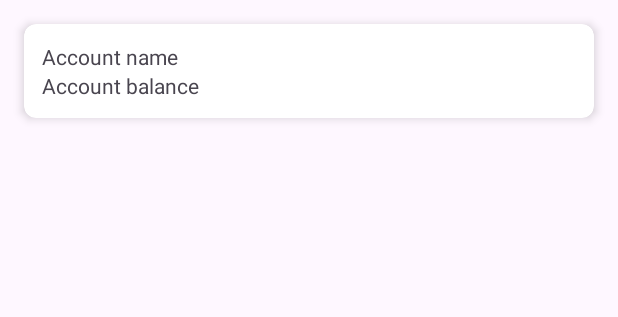
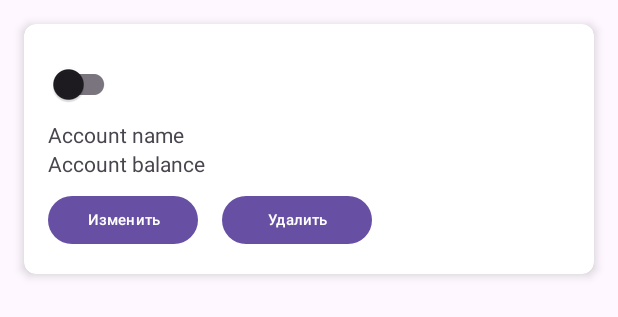
Before and after one commit to aijamalorozbekova/MyBankApp, an Android app: the layout item_account.xml on its own in the app's theme, with its tools: preview values and no code run, on a phone screen of 412 x 824 dp. Shown: the top 317 px of the screen. Run offline under Robolectric (Android 15) with nearby library versions, the phone set to English and light mode, and no system bars.

```diff
--- a/app/src/main/java/com/example/mybankapp/data/model/Account.kt
+++ b/app/src/main/java/com/example/mybankapp/data/model/Account.kt
@@ -1,7 +1,7 @@
 package com.example.mybankapp.data.model
 
 data class Account (
-    val id: String? = null,
+    val accountId: String? = null,
     val name: String,
     val balance: Int,
     val currency: String,
--- /dev/null
+++ b/app/src/main/java/com/example/mybankapp/data/model/AccountStatusPatch.kt
@@ -0,0 +1,5 @@
+package com.example.mybankapp.data.model
+
+class AccountStatusPatch (
+    val isActive: Boolean
+)
--- a/app/src/main/java/com/example/mybankapp/data/model/AccountErrorType.kt
+++ b/app/src/main/java/com/example/mybankapp/data/model/messages/AccountErrorType.kt
@@ -1,4 +1,4 @@
-package com.example.mybankapp.data.model
+package com.example.mybankapp.data.model.messages
 
 enum class AccountErrorType(val message: String) {
     ACCOUNT_FETCH_ERROR("Ошибка загрузки счетов"),
--- a/app/src/main/java/com/example/mybankapp/presenter/AccountContract.kt
+++ b/app/src/main/java/com/example/mybankapp/presenter/AccountContract.kt
@@ -1,14 +1,19 @@
 package com.example.mybankapp.presenter
 
+import android.service.credentials.Action
 import com.example.mybankapp.data.model.Account
 
 interface AccountContract {
     interface View{
         fun showAccounts(accounts: List<Account>)
         fun showError(message: String)
+        fun showSuccess(message: String)
     }
     interface Presenter{
         fun loadAccounts()
         fun addAccount(account: Account)
+        fun updateAccount(account: Account)
+        fun patchAccountStatus(id: String, isActive: Boolean)
+        fun deleteAccount(id: String)
     }
 }
--- a/app/src/main/res/layout/item_account.xml
+++ b/app/src/main/res/layout/item_account.xml
@@ -9,10 +9,15 @@
     android:layout_margin="16dp">
 
     <LinearLayout
-        android:padding="12dp"
+        android:padding="16dp"
         android:layout_width="match_parent"
         android:layout_height="wrap_content"
         android:orientation="vertical">
+
+        <androidx.appcompat.widget.SwitchCompat
+            android:id="@+id/switch_active"
+            android:layout_width="wrap_content"
+            android:layout_height="wrap_content"/>
 
         <TextView
             android:id="@+id/tv_name"
@@ -26,6 +31,30 @@
             android:layout_width="wrap_content"
             android:layout_height="wrap_content"/>
 
+        <LinearLayout
+            android:layout_marginTop="8dp"
+            android:orientation="horizontal"
+            android:layout_width="match_parent"
+            android:layout_height="match_parent">
+
+            <Button
+                android:id="@+id/btn_edit"
+                android:text="Изменить"
+                android:textSize="10sp"
+                android:layout_marginRight="16dp"
+                android:layout_width="100dp"
+                android:layout_height="40dp"/>
+
+            <Button
+                android:id="@+id/btn_delete"
+                android:text="Удалить"
+                android:textSize="10sp"
+                android:layout_marginRight="16dp"
+                android:layout_width="100dp"
+                android:layout_height="40dp"/>
+
+        </LinearLayout>
+
     </LinearLayout>
 
 </androidx.cardview.widget.CardView>
```
Also changed, not shown: app/src/main/java/com/example/mybankapp/data/api/AccountApi.kt (+22 -0 lines), app/src/main/java/com/example/mybankapp/data/model/messages/AccountSuccessType.kt (added, +8 -0 lines), app/src/main/java/com/example/mybankapp/presenter/AccountPresenter.kt (+35 -2 lines), app/src/main/java/com/example/mybankapp/ui/MainActivity.kt (+39 -14 lines), app/src/main/java/com/example/mybankapp/ui/adapter/AccountAdapter.kt (+30 -11 lines).
